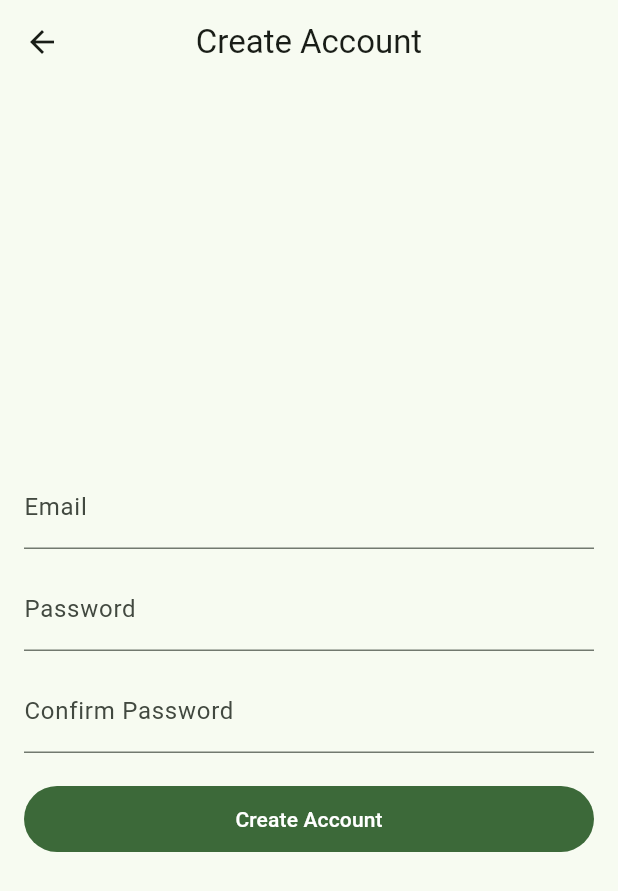
After one commit to alwinsdon/smart_insole_app, a Flutter app: the SignInPage screen opened directly, after a tap on "Sign In", after a tap on "Create an account", on a phone screen of 412 x 824 dp. The commit adds this screen. Shown: the top 891 px of the screen. Run offline on Flutter 3.47's test engine with Material 3 defaults, Android fonts, the phone set to English and light mode, and no system bars; our stand-ins replace fl_chart, flutter_bluetooth_serial, permission_handler, shared_preferences; accounts and stored records are empty.

Commit message:
Version 1.1.0: Material 3 theming, professional device picker, auth screens scaffold; route Home by default

```diff
--- a/lib/main.dart
+++ b/lib/main.dart
@@ -3,6 +3,7 @@ import 'package:provider/provider.dart';
 import 'package:permission_handler/permission_handler.dart';
 import 'services/bluetooth_service.dart';
 import 'screens/home_screen.dart';
+import 'screens/sign_in_page.dart';
 
 void main() {
   runApp(const SmartInsoleApp());
@@ -195,6 +196,7 @@ class _PermissionWrapperState extends State<PermissionWrapper> {
       );
     }
 
+    // For now, go straight to Home. We can gate with sign-in later.
     return const HomeScreen();
   }
 }
--- /dev/null
+++ b/lib/screens/sign_in_page.dart
@@ -0,0 +1,184 @@
+import 'package:flutter/material.dart';
+import '../services/auth_service.dart';
+
+class SignInPage extends StatefulWidget {
+  const SignInPage({super.key});
+
+  @override
+  State<SignInPage> createState() => _SignInPageState();
+}
+
+class _SignInPageState extends State<SignInPage> {
+  final _formKey = GlobalKey<FormState>();
+  final _emailController = TextEditingController();
+  final _passwordController = TextEditingController();
+  final _auth = LocalAuthService();
+  bool _loading = false;
+
+  Future<void> _submit() async {
+    if (!_formKey.currentState!.validate()) return;
+    setState(() => _loading = true);
+    final ok = await _auth.signIn(
+      email: _emailController.text,
+      password: _passwordController.text,
+    );
+    setState(() => _loading = false);
+    if (!mounted) return;
+    if (ok) {
+      Navigator.of(context).pop(true);
+    } else {
+      ScaffoldMessenger.of(context).showSnackBar(
+        const SnackBar(content: Text('Invalid email or password')),
+      );
+    }
+  }
+
+  @override
+  Widget build(BuildContext context) {
+    return Scaffold(
+      appBar: AppBar(title: const Text('Sign In')),
+      body: SafeArea(
+        child: Center(
+          child: ConstrainedBox(
+            constraints: const BoxConstraints(maxWidth: 420),
+            child: Padding(
+              padding: const EdgeInsets.all(16.0),
+              child: Form(
+                key: _formKey,
+                child: Column(
+                  mainAxisAlignment: MainAxisAlignment.center,
+                  children: [
+                    TextFormField(
+                      controller: _emailController,
+                      decoration: const InputDecoration(labelText: 'Email'),
+                      keyboardType: TextInputType.emailAddress,
+                      validator: (v) => v == null || !v.contains('@') ? 'Enter a valid email' : null,
+                    ),
+                    const SizedBox(height: 12),
+                    TextFormField(
+                      controller: _passwordController,
+                      decoration: const InputDecoration(labelText: 'Password'),
+                      obscureText: true,
+                      validator: (v) => (v == null || v.length < 6) ? 'Min 6 characters' : null,
+                    ),
+                    const SizedBox(height: 20),
+                    SizedBox(
+                      width: double.infinity,
+                      child: FilledButton(
+                        onPressed: _loading ? null : _submit,
+                        child: Padding(
+                          padding: const EdgeInsets.symmetric(vertical: 12),
+                          child: Text(_loading ? 'Signing in...' : 'Sign In'),
+                        ),
+                      ),
+                    ),
+                    const SizedBox(height: 8),
+                    TextButton(
+                      onPressed: _loading
+                          ? null
+                          : () async {
+                              final created = await Navigator.of(context).push<bool>(
+                                MaterialPageRoute(builder: (_) => const CreateAccountPage()),
+                              );
+                              if (created == true && mounted) {
+                                ScaffoldMessenger.of(context).showSnackBar(
+                                  const SnackBar(content: Text('Account created. Please sign in.')),
+                                );
+                              }
+                            },
+                      child: const Text('Create an account'),
+                    ),
+                  ],
+                ),
+              ),
+            ),
+          ),
+        ),
+      ),
+    );
+  }
+}
+
+class CreateAccountPage extends StatefulWidget {
+  const CreateAccountPage({super.key});
+
+  @override
+  State<CreateAccountPage> createState() => _CreateAccountPageState();
+}
+
+class _CreateAccountPageState extends State<CreateAccountPage> {
+  final _formKey = GlobalKey<FormState>();
+  final _emailController = TextEditingController();
+  final _passwordController = TextEditingController();
+  final _confirmController = TextEditingController();
+  final _auth = LocalAuthService();
+  bool _loading = false;
+
+  Future<void> _create() async {
+    if (!_formKey.currentState!.validate()) return;
+    setState(() => _loading = true);
+    await _auth.createAccount(
+      email: _emailController.text,
+      password: _passwordController.text,
+    );
+    setState(() => _loading = false);
+    if (!mounted) return;
+    Navigator.of(context).pop(true);
+  }
+
+  @override
+  Widget build(BuildContext context) {
+    return Scaffold(
+      appBar: AppBar(title: const Text('Create Account')),
+      body: SafeArea(
+        child: Center(
+          child: ConstrainedBox(
+            constraints: const BoxConstraints(maxWidth: 420),
+            child: Padding(
+              padding: const EdgeInsets.all(16.0),
+              child: Form(
+                key: _formKey,
+                child: Column(
+                  mainAxisAlignment: MainAxisAlignment.center,
+                  children: [
+                    TextFormField(
+                      controller: _emailController,
+                      decoration: const InputDecoration(labelText: 'Email'),
+                      keyboardType: TextInputType.emailAddress,
+                      validator: (v) => v == null || !v.contains('@') ? 'Enter a valid email' : null,
+                    ),
+                    const SizedBox(height: 12),
+                    TextFormField(
+                      controller: _passwordController,
+                      decoration: const InputDecoration(labelText: 'Password'),
+                      obscureText: true,
+                      validator: (v) => (v == null || v.length < 6) ? 'Min 6 characters' : null,
+                    ),
+                    const SizedBox(height: 12),
+                    TextFormField(
+                      controller: _confirmController,
+                      decoration: const InputDecoration(labelText: 'Confirm Password'),
+                      obscureText: true,
+                      validator: (v) => v != _passwordController.text ? 'Passwords do not match' : null,
+                    ),
+                    const SizedBox(height: 20),
+                    SizedBox(
+                      width: double.infinity,
+                      child: FilledButton(
+                        onPressed: _loading ? null : _create,
+                        child: Padding(
+                          padding: const EdgeInsets.symmetric(vertical: 12),
+                          child: Text(_loading ? 'Creating...' : 'Create Account'),
+                        ),
+                      ),
+                    ),
+                  ],
+                ),
+              ),
+            ),
+          ),
+        ),
+      ),
+    );
+  }
+}
--- /dev/null
+++ b/lib/services/auth_service.dart
@@ -0,0 +1,33 @@
+import 'dart:convert';
+import 'package:crypto/crypto.dart';
+import 'package:shared_preferences/shared_preferences.dart';
+
+class LocalAuthService {
+  static const _kEmailKey = 'auth_email';
+  static const _kPasswordHashKey = 'auth_password_hash';
+
+  Future<bool> hasAccount() async {
+    final prefs = await SharedPreferences.getInstance();
+    return prefs.containsKey(_kEmailKey) && prefs.containsKey(_kPasswordHashKey);
+  }
+
+  Future<void> createAccount({required String email, required String password}) async {
+    final prefs = await SharedPreferences.getInstance();
+    final hash = sha256.convert(utf8.encode(password)).toString();
+    await prefs.setString(_kEmailKey, email.trim());
+    await prefs.setString(_kPasswordHashKey, hash);
+  }
+
+  Future<bool> signIn({required String email, required String password}) async {
+    final prefs = await SharedPreferences.getInstance();
+    final savedEmail = prefs.getString(_kEmailKey);
+    final savedHash = prefs.getString(_kPasswordHashKey);
+    if (savedEmail == null || savedHash == null) return false;
+    final attempt = sha256.convert(utf8.encode(password)).toString();
+    return savedEmail.trim() == email.trim() && savedHash == attempt;
+  }
+
+  Future<void> signOut() async {
+    // For local auth demo, nothing to clear besides session flags if added later
+  }
+}
--- a/pubspec.yaml
+++ b/pubspec.yaml
@@ -1,7 +1,7 @@
 name: smart_insole_app
 description: Smart Insole System - Real-time gait analysis and pressure monitoring
 publish_to: "none"
-version: 1.0.0+1
+version: 1.1.0+2
 
 environment:
   sdk: ">=3.1.0 <4.0.0"
@@ -32,6 +32,8 @@ dependencies:
 
   # Permissions (for Bluetooth)
   permission_handler: ^11.1.0
+  shared_preferences: ^2.2.2
+  crypto: ^3.0.3
 
 dev_dependencies:
   flutter_test:
```
